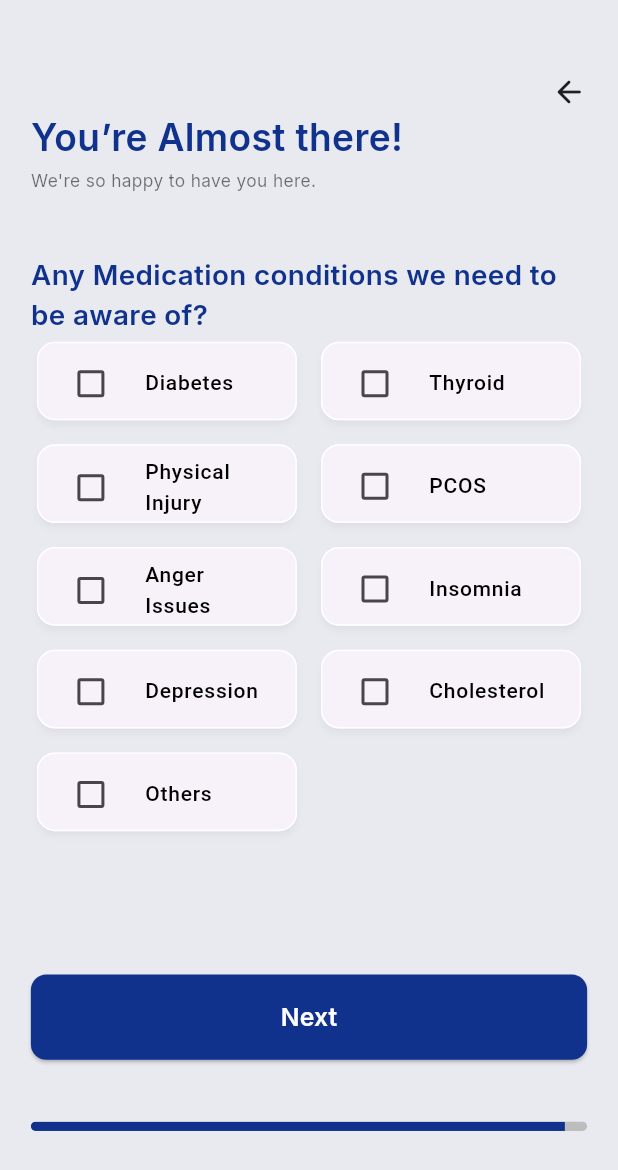
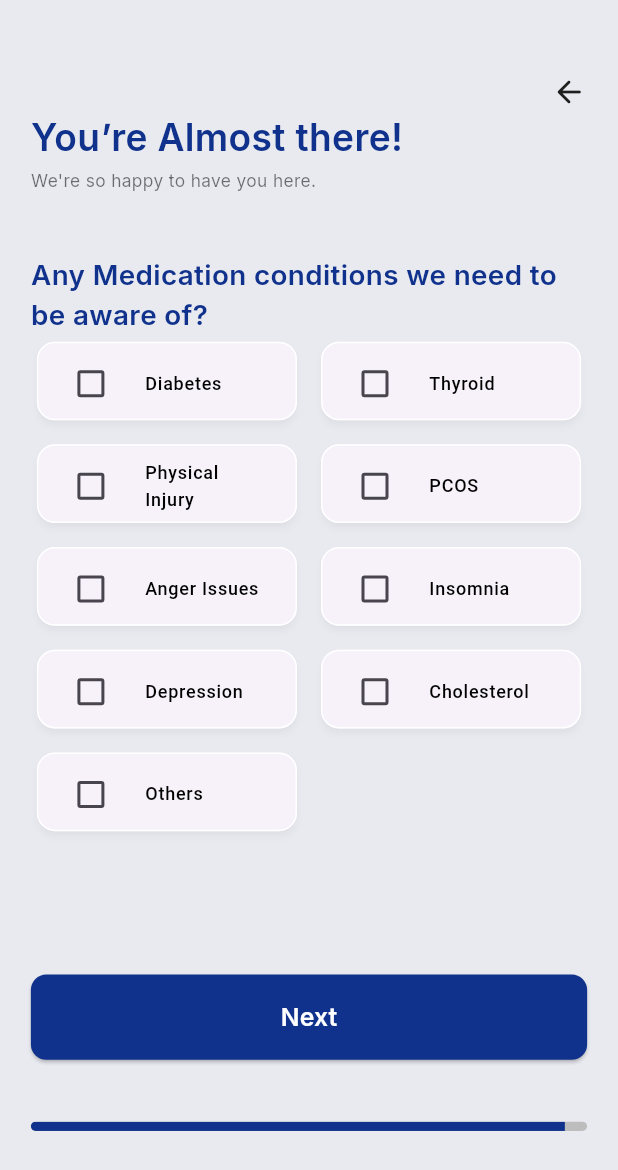
Before and after one commit to AaryaZ/Health-guide, a Flutter app: the MedicalConditionsScreen screen opened directly, on a phone screen of 412 x 824 dp. Shown: the top 1170 px of the screen. Run offline on Flutter 3.47's test engine with Material 3 defaults, Android fonts, the phone set to English and light mode, and no system bars; our stand-ins replace animated_text_kit, avatar_glow, country_picker, font_awesome_flutter, geocoding, geolocator and 5 more; network calls fail.

Commit message:
small fix

```diff
--- a/lib/screens/registration/medical.dart
+++ b/lib/screens/registration/medical.dart
@@ -95,7 +95,7 @@ class _MedicalConditionsScreenState extends State<MedicalConditionsScreen> {
                       title: Text(
                         conditions[index],
                         style: TextStyle(
-                          fontSize: 14,
+                          fontSize: 12,
                           fontWeight: FontWeight.w500,
                           color: selected[index] ? dblue : Colors.black,
                         ),
```
Also changed, not shown: lib/screens/onboarding.dart (+5 -2 lines).
